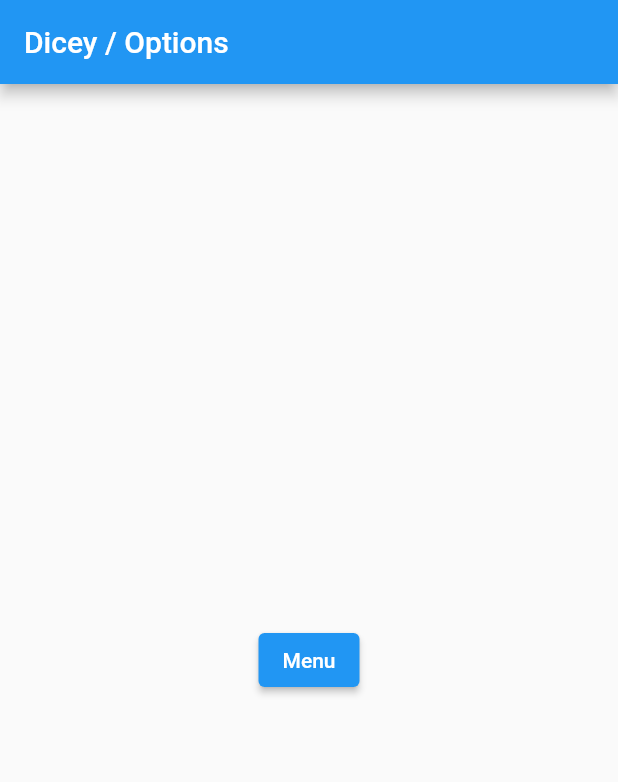
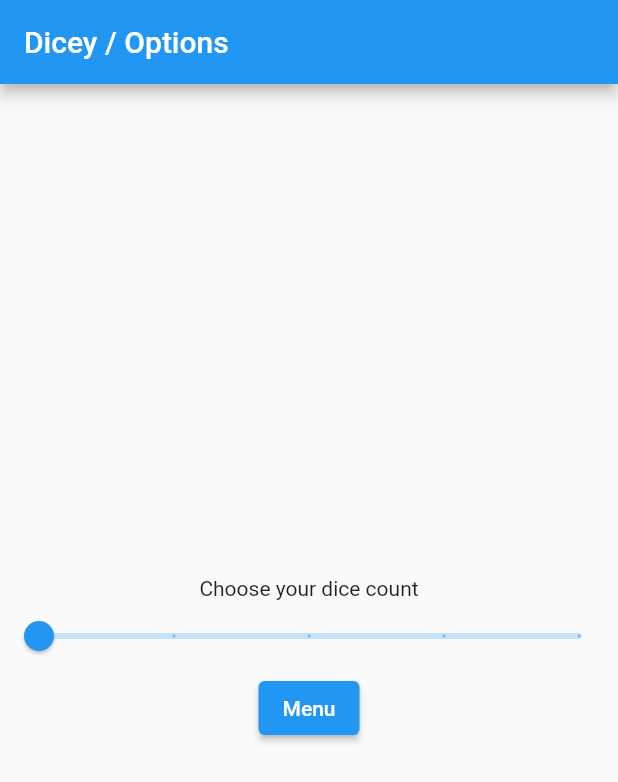
Before and after one commit to WHTproject/flutterApp, a Flutter app: the OptionsRoute screen opened directly, on a phone screen of 412 x 824 dp. Shown: the top 782 px of the screen. Run offline on Flutter 3.47's test engine with Material 2 defaults, Android fonts, the phone set to English and light mode, and no system bars.

Commit message:
Options update

```diff
--- a/dice_app2/lib/main.dart
+++ b/dice_app2/lib/main.dart
@@ -172,19 +172,55 @@ class OptionsRoute extends StatelessWidget {
 
   @override
   Widget build(BuildContext context) {
+    // ignore: dead_code
     return Scaffold(
       appBar: AppBar(
         title: const Text('Dicey / Options'),
         automaticallyImplyLeading: false,
       ),
       body: Center(
-        child: ElevatedButton(
-          onPressed: () {
-            Navigator.pop(context);
-          },
-          child: const Text('Menu'),
+        child: Column(
+          mainAxisAlignment: MainAxisAlignment.center,
+          crossAxisAlignment: CrossAxisAlignment.center,
+          children: <Widget>[
+            const Text('Choose your dice count'),
+            const MyStatefulWidget(),
+            ElevatedButton(
+              onPressed: () {
+                Navigator.pop(context);
+              },
+              child: const Text('Menu'),
+            ),
+          ],
         ),
       ),
     );
   }
 }
+
+class MyStatefulWidget extends StatefulWidget {
+  const MyStatefulWidget({Key? key}) : super(key: key);
+
+  @override
+  State<MyStatefulWidget> createState() => _MyStatefulWidgetState();
+}
+
+class _MyStatefulWidgetState extends State<MyStatefulWidget> {
+  double _currentSliderValue = 1;
+
+  @override
+  Widget build(BuildContext context) {
+    return Slider(
+      value: _currentSliderValue,
+      min: 1,
+      max: 4,
+      divisions: 4,
+      label: _currentSliderValue.round().toString(),
+      onChanged: (double value) {
+        setState(() {
+          _currentSliderValue = value;
+        });
+      },
+    );
+  }
+}
```
